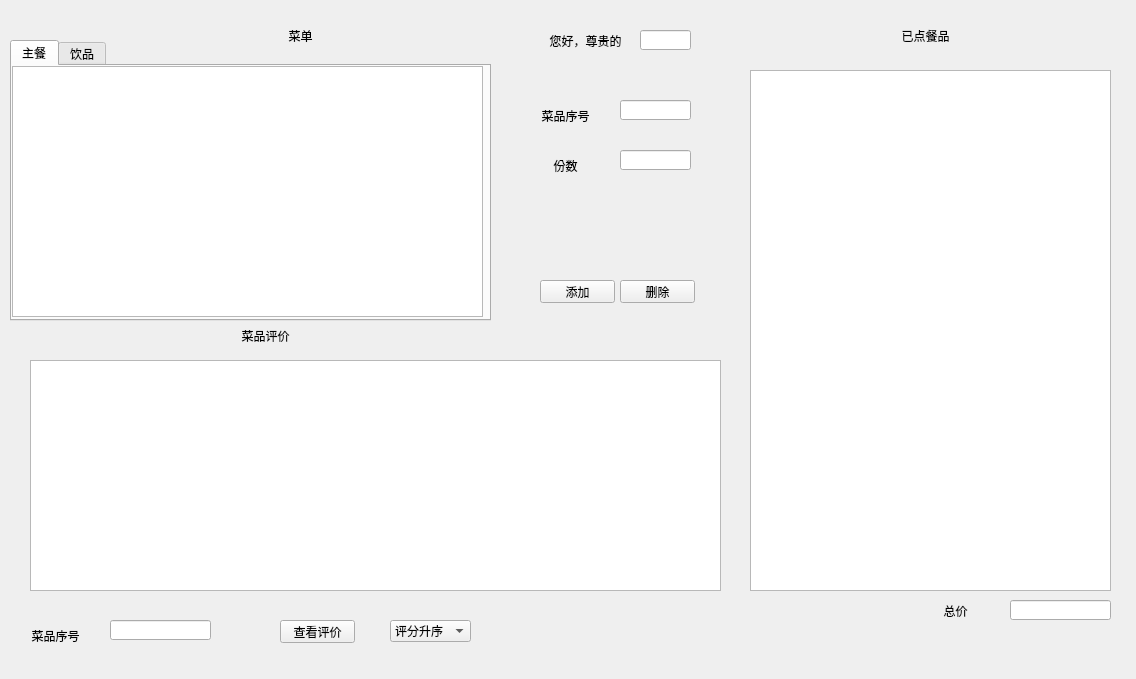
Above: QtLearn/mainwindow.ui from Tswatery/QtProject before the change. Below: the same form after it.
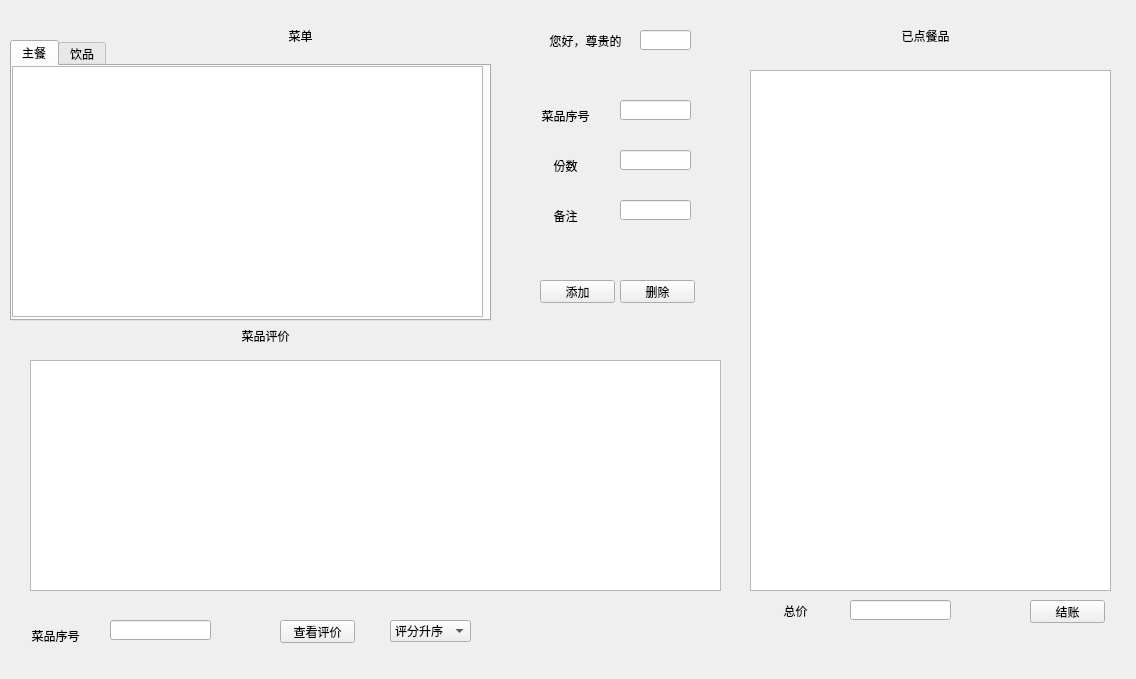
That is the form after the change.

Commit message: 更新了结账页面、评价页面

Diff of the .ui file:
```diff
--- a/QtLearn/mainwindow.ui
+++ b/QtLearn/mainwindow.ui
@@ -140,7 +140,7 @@
   <widget class="QLabel" name="label_3">
    <property name="geometry">
     <rect>
-     <x>910</x>
+     <x>750</x>
      <y>600</y>
      <width>91</width>
      <height>21</height>
@@ -159,7 +159,7 @@
   <widget class="QLineEdit" name="Sum">
    <property name="geometry">
     <rect>
-     <x>1010</x>
+     <x>850</x>
      <y>600</y>
      <width>101</width>
      <height>20</height>
@@ -351,6 +351,48 @@
     </property>
    </item>
   </widget>
+  <widget class="QPushButton" name="Pay">
+   <property name="geometry">
+    <rect>
+     <x>1030</x>
+     <y>600</y>
+     <width>75</width>
+     <height>23</height>
+    </rect>
+   </property>
+   <property name="text">
+    <string>结账</string>
+   </property>
+  </widget>
+  <widget class="QLabel" name="label_8">
+   <property name="geometry">
+    <rect>
+     <x>520</x>
+     <y>200</y>
+     <width>91</width>
+     <height>31</height>
+    </rect>
+   </property>
+   <property name="styleSheet">
+    <string notr="true">font: 12pt &quot;华文行楷&quot;;</string>
+   </property>
+   <property name="text">
+    <string>备注</string>
+   </property>
+   <property name="alignment">
+    <set>Qt::AlignCenter</set>
+   </property>
+  </widget>
+  <widget class="QLineEdit" name="MenuPS">
+   <property name="geometry">
+    <rect>
+     <x>620</x>
+     <y>200</y>
+     <width>71</width>
+     <height>20</height>
+    </rect>
+   </property>
+  </widget>
  </widget>
  <resources/>
  <connections/>
```
The commit also changes 11 other files.
